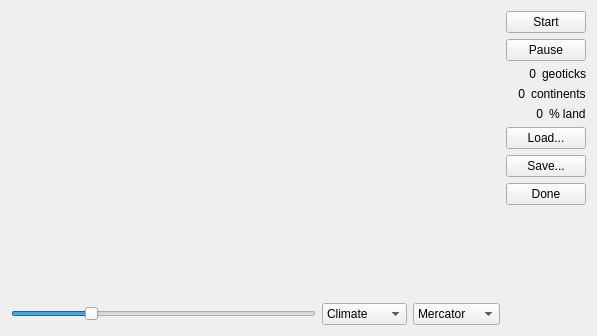
This is tectonics.ui in tps12/Tec-Nine as Qt 5 draws it before an edit. The edited form follows.
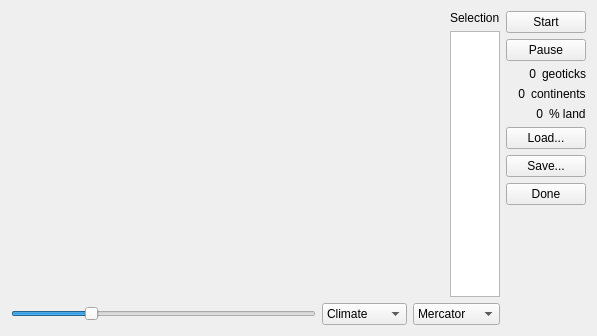
This is the edited form.

Diff of the .ui file:
```diff
--- a/tectonics.ui
+++ b/tectonics.ui
@@ -17,6 +17,11 @@
    <item>
     <layout class="QVBoxLayout" name="verticalLayout_2">
      <item>
+      <layout class="QHBoxLayout" name="horizontalLayout_6">
+       <property name="topMargin">
+        <number>0</number>
+       </property>
+       <item>
       <widget class="QWidget" name="content" native="true">
        <property name="sizePolicy">
         <sizepolicy hsizetype="Expanding" vsizetype="MinimumExpanding">
@@ -25,6 +30,41 @@
         </sizepolicy>
        </property>
       </widget>
+       </item>
+       <item>
+        <layout class="QVBoxLayout" name="verticalLayout_3">
+         <property name="leftMargin">
+          <number>0</number>
+         </property>
+         <item>
+          <widget class="QLabel" name="label_4">
+           <property name="text">
+            <string>Selection</string>
+           </property>
+           <property name="alignment">
+            <set>Qt::AlignLeading|Qt::AlignLeft|Qt::AlignTop</set>
+           </property>
+          </widget>
+         </item>
+         <item>
+          <widget class="QListWidget" name="details">
+           <property name="sizePolicy">
+            <sizepolicy hsizetype="Ignored" vsizetype="Expanding">
+             <horstretch>0</horstretch>
+             <verstretch>0</verstretch>
+            </sizepolicy>
+           </property>
+           <property name="minimumSize">
+            <size>
+             <width>0</width>
+             <height>0</height>
+            </size>
+           </property>
+          </widget>
+         </item>
+        </layout>
+       </item>
+      </layout>
      </item>
      <item>
       <layout class="QHBoxLayout" name="horizontalLayout_3">
```
Lines whose indentation alone changed are shown as unchanged.
